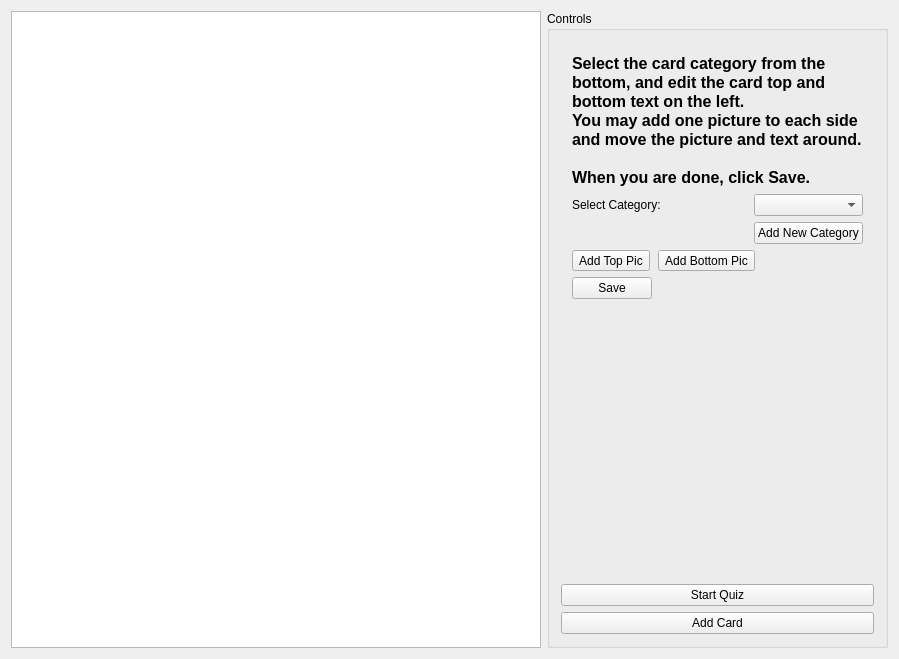
The window that flashcards/mainwindow.ui (domino14/aerolithdesktop) describes before a commit, drawn with Qt 5.
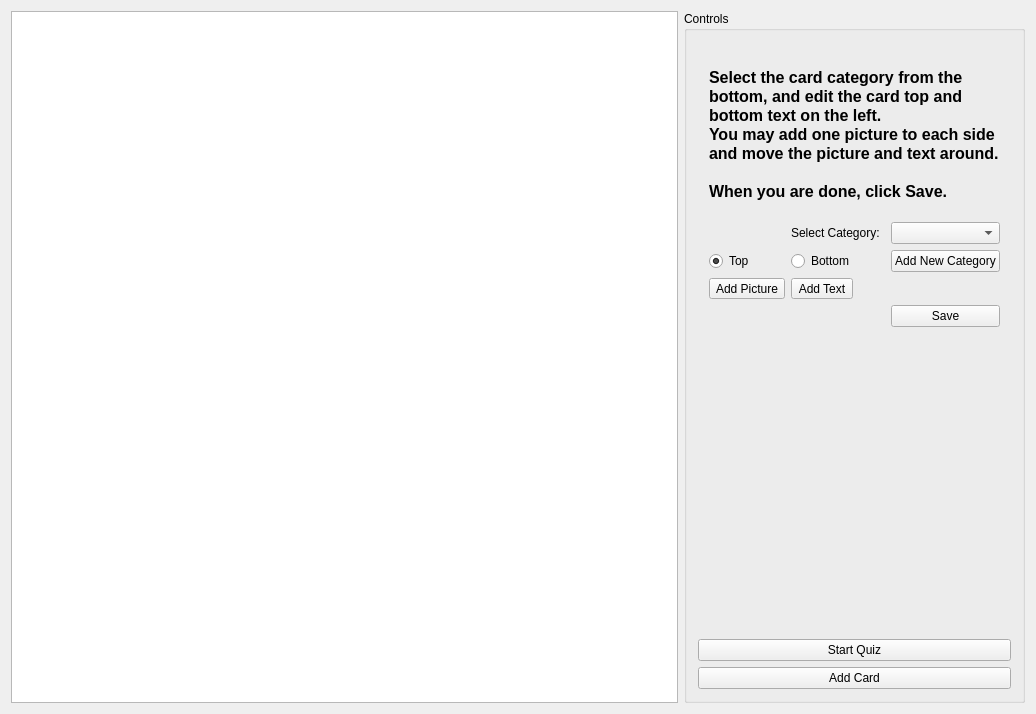
The same window after the commit. The open tabs and pages were chosen to show the change.

```diff
--- a/flashcards/mainwindow.ui
+++ b/flashcards/mainwindow.ui
@@ -6,8 +6,8 @@
    <rect>
     <x>0</x>
     <y>0</y>
-    <width>899</width>
-    <height>659</height>
+    <width>1036</width>
+    <height>714</height>
    </rect>
   </property>
   <property name="windowTitle">
@@ -31,14 +31,14 @@
        <string>Controls</string>
       </property>
       <layout class="QGridLayout" name="gridLayout_2">
-       <item row="4" column="0">
+       <item row="5" column="0">
         <widget class="QPushButton" name="pushButtonAddCard">
          <property name="text">
           <string>Add Card</string>
          </property>
         </widget>
        </item>
-       <item row="3" column="0">
+       <item row="4" column="0">
         <widget class="QPushButton" name="pushButtonStartQuiz">
          <property name="text">
           <string>Start Quiz</string>
@@ -122,7 +122,7 @@
              </property>
             </widget>
            </item>
-           <item row="1" column="0" colspan="2">
+           <item row="1" column="1">
             <widget class="QLabel" name="label">
              <property name="text">
               <string>Select Category:</string>
@@ -135,14 +135,14 @@
            <item row="4" column="0">
             <widget class="QToolButton" name="toolButtonAddTopPic">
              <property name="text">
-              <string>Add Top Pic</string>
+              <string>Add Picture</string>
              </property>
             </widget>
            </item>
            <item row="4" column="1" colspan="2">
             <widget class="QToolButton" name="toolButtonAddBottomPic">
              <property name="text">
-              <string>Add Bottom Pic</string>
+              <string>Add Text</string>
              </property>
             </widget>
            </item>
@@ -153,7 +153,24 @@
              </property>
             </widget>
            </item>
-           <item row="5" column="0">
+           <item row="2" column="0">
+            <widget class="QRadioButton" name="radioButtonTopCard">
+             <property name="text">
+              <string>Top</string>
+             </property>
+             <property name="checked">
+              <bool>true</bool>
+             </property>
+            </widget>
+           </item>
+           <item row="2" column="1">
+            <widget class="QRadioButton" name="radioButtonBottomCard">
+             <property name="text">
+              <string>Bottom</string>
+             </property>
+            </widget>
+           </item>
+           <item row="5" column="2">
             <widget class="QPushButton" name="pushButtonSaveNewCard">
              <property name="text">
               <string>Save</string>
```
Left out of the diff: 12 changed lines with no effect on the pictures.
